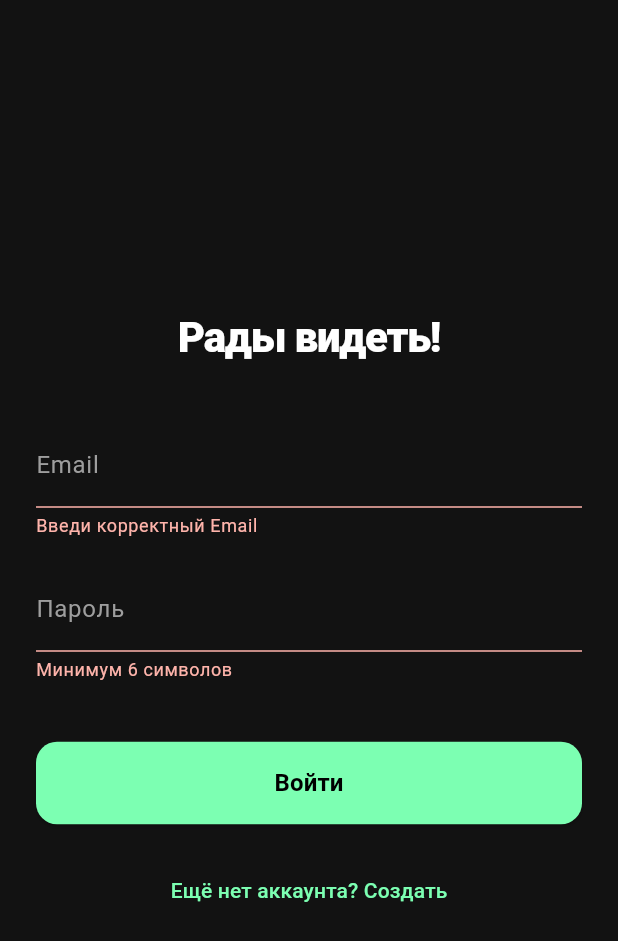
After one commit to KomarI4398/VertUp, a Flutter app: the screen it shows after launch, after a tap on "Войти", on a phone screen of 412 x 824 dp. The commit adds this screen. Shown: the top 941 px of the screen. Run offline on Flutter 3.47's test engine with Material 3 defaults, Android fonts, the phone set to English and light mode, and no system bars; our stand-ins replace cloud_firestore, firebase_auth, firebase_core, shared_preferences; accounts and stored records are empty.

Commit message:
feat: добавлена авторизация Firebase, кастомные темы и выбор аватаров

```diff
--- /dev/null
+++ b/lib/screens/auth_screen.dart
@@ -0,0 +1,146 @@
+import 'package:flutter/material.dart';
+import 'package:firebase_auth/firebase_auth.dart';
+import 'package:provider/provider.dart';
+import '../providers/settings_provider.dart';
+
+class AuthScreen extends StatefulWidget {
+  const AuthScreen({Key? key}) : super(key: key);
+
+  @override
+  State<AuthScreen> createState() => _AuthScreenState();
+}
+
+class _AuthScreenState extends State<AuthScreen> {
+  final _emailController = TextEditingController();
+  final _passwordController = TextEditingController();
+  final _formKey = GlobalKey<FormState>();
+
+  bool _isLoginMode = true;
+  bool _isLoading = false;
+
+  void _submitForm() async {
+    if (!_formKey.currentState!.validate()) return;
+
+    setState(() => _isLoading = true);
+    try {
+      if (_isLoginMode) {
+        await FirebaseAuth.instance.signInWithEmailAndPassword(
+          email: _emailController.text.trim(),
+          password: _passwordController.text.trim(),
+        );
+      } else {
+        await FirebaseAuth.instance.createUserWithEmailAndPassword(
+          email: _emailController.text.trim(),
+          password: _passwordController.text.trim(),
+        );
+      }
+    } on FirebaseAuthException catch (e) {
+      String errorMessage = 'Произошла ошибка';
+      if (e.code == 'weak-password') {
+        errorMessage = 'Пароль слишком слабый (минимум 6 символов).';
+      } else if (e.code == 'email-already-in-use') {
+        errorMessage = 'Этот Email уже зарегистрирован.';
+      } else if (e.code == 'user-not-found' || e.code == 'wrong-password') {
+        errorMessage = 'Неверная почта или пароль.';
+      }
+
+      ScaffoldMessenger.of(context).showSnackBar(
+        SnackBar(content: Text(errorMessage), backgroundColor: Colors.red),
+      );
+    } finally {
+      if (mounted) setState(() => _isLoading = false);
+    }
+  }
+
+  @override
+  Widget build(BuildContext context) {
+    // Используем SettingsProvider для локализации текстов ссылок
+    final settings = context.watch<SettingsProvider>();
+    // Берём цвета из текущей ThemeData, настроенной в main.dart
+    final theme = Theme.of(context);
+
+    return Scaffold(
+      backgroundColor: theme.scaffoldBackgroundColor, // Авто-фон из темы
+      body: Center(
+        child: SingleChildScrollView(
+          padding: const EdgeInsets.all(24.0),
+          child: Form(
+            key: _formKey,
+            child: Column(
+              mainAxisAlignment: MainAxisAlignment.center,
+              crossAxisAlignment: CrossAxisAlignment.stretch,
+              children: [
+                Text(
+                  _isLoginMode
+                      ? settings.translate('Рады видеть!', 'Welcome back!')
+                      : settings.translate('Создать аккаунт', 'Create account'),
+                  style: theme.textTheme.headlineMedium?.copyWith(color: Colors.white),
+                  textAlign: TextAlign.center,
+                ),
+                const SizedBox(height: 40),
+                // Поле Email
+                TextFormField(
+                  controller: _emailController,
+                  keyboardType: TextInputType.emailAddress,
+                  style: const TextStyle(color: Colors.white),
+                  decoration: InputDecoration(
+                    labelText: 'Email',
+                    labelStyle: const TextStyle(color: Colors.grey),
+                    enabledBorder: const UnderlineInputBorder(borderSide: BorderSide(color: Colors.grey)),
+                    focusedBorder: UnderlineInputBorder(borderSide: BorderSide(color: theme.colorScheme.primary)),
+                  ),
+                  validator: (value) => (value == null || !value.contains('@')) ? 'Введи корректный Email' : null,
+                ),
+                const SizedBox(height: 20),
+                // Поле Пароля
+                TextFormField(
+                  controller: _passwordController,
+                  obscureText: true,
+                  style: const TextStyle(color: Colors.white),
+                  decoration: InputDecoration(
+                    labelText: settings.translate('Пароль', 'Password'),
+                    labelStyle: const TextStyle(color: Colors.grey),
+                    enabledBorder: const UnderlineInputBorder(borderSide: BorderSide(color: Colors.grey)),
+                    focusedBorder: UnderlineInputBorder(borderSide: BorderSide(color: theme.colorScheme.primary)),
+                  ),
+                  validator: (value) => (value == null || value.length < 6) ? 'Минимум 6 символов' : null,
+                ),
+                const SizedBox(height: 40),
+                // Кнопка
+                _isLoading
+                    ? Center(child: CircularProgressIndicator(color: theme.colorScheme.primary))
+                    : ElevatedButton(
+                        onPressed: _submitForm,
+                        style: ElevatedButton.styleFrom(
+                          backgroundColor: theme.colorScheme.primary,
+                          padding: const EdgeInsets.symmetric(vertical: 16),
+                          shape: RoundedRectangleBorder(borderRadius: BorderRadius.circular(14)),
+                        ),
+                        child: Text(
+                          _isLoginMode
+                              ? settings.translate('Войти', 'Sign In')
+                              : settings.translate('Регистрация', 'Sign Up'),
+                          style: const TextStyle(color: Colors.black, fontSize: 16, fontWeight: FontWeight.bold),
+                        ),
+                      ),
+                const SizedBox(height: 20),
+                // Ссылка переключения
+                TextButton(
+                  onPressed: () {
+                    setState(() => _isLoginMode = !_isLoginMode);
+                  },
+                  child: Text(
+                    _isLoginMode
+                        ? settings.translate('Ещё нет аккаунта? Создать', 'Don\'t have an account? Sign Up')
+                        : settings.translate('Уже есть аккаунт? Войти', 'Already have an account? Sign In'),
+                    style: TextStyle(color: theme.colorScheme.primary),
+                  ),
+                ),
+              ],
+            ),
+          ),
+        ),
+      ),
+    );
+  }
+}
```
Also changed, not shown: lib/main.dart (+7 -10 lines), lib/providers/quest_controller.dart (+55 -21 lines), lib/screens/profile_tab.dart (+94 -3 lines).
